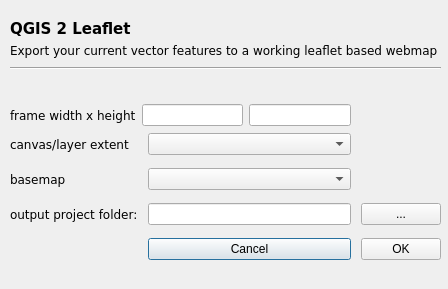
This is ui_qgis2leaf.ui in Geolicious/qgis2leaf as Qt 5 draws it before an edit. The edited form follows.
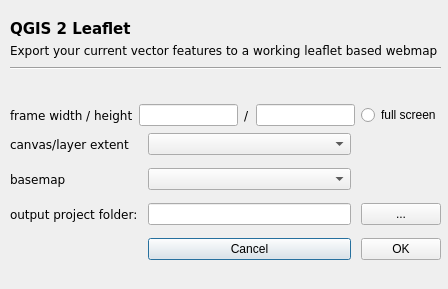
This is the edited form.

Commit message: new check control for full map design, new css file creation in the beginning, solved issue #24

What changed in the file:
```diff
--- a/ui_qgis2leaf.ui
+++ b/ui_qgis2leaf.ui
@@ -151,7 +151,7 @@
     <rect>
      <x>10</x>
      <y>100</y>
-     <width>341</width>
+     <width>431</width>
      <height>31</height>
     </rect>
    </property>
@@ -164,16 +164,35 @@
        </font>
       </property>
       <property name="text">
-       <string>frame width x height</string>
+       <string>frame width / height</string>
       </property>
      </widget>
     </item>
     <item>
      <widget class="QLineEdit" name="width_box"/>
     </item>
+    <item>
+     <widget class="QLabel" name="label_7">
+      <property name="font">
+       <font>
+        <family>DejaVu Sans</family>
+       </font>
+      </property>
+      <property name="text">
+       <string>/</string>
+      </property>
+     </widget>
+    </item>
     <item>
      <widget class="QLineEdit" name="height_box"/>
     </item>
+    <item>
+     <widget class="QRadioButton" name="radioButton">
+      <property name="text">
+       <string>full screen</string>
+      </property>
+     </widget>
+    </item>
    </layout>
   </widget>
   <action name="actionLoadList">
```
The commit also changes 3 other files.
